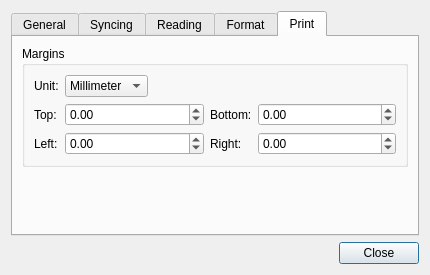
First picture: the form in src/ui/wizpreferencedialog.ui, repository WizTeam/WizQTClient, before the edit.
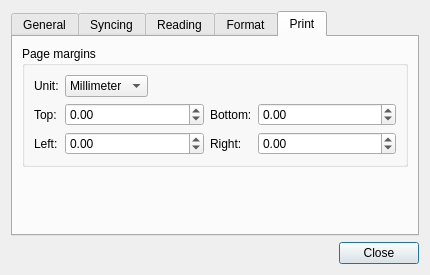
Second picture: the form after the edit. The open tabs and pages were chosen to show the change.

Commit message: 笔记跳转后进行定位

```diff
--- a/src/ui/wizpreferencedialog.ui
+++ b/src/ui/wizpreferencedialog.ui
@@ -419,7 +419,7 @@
        <item>
         <widget class="QGroupBox" name="groupBox_2">
          <property name="title">
-          <string>Margins</string>
+          <string>Page margins</string>
          </property>
          <layout class="QGridLayout" name="gridLayout">
           <item row="0" column="0">
```
The commit also changes 2 other files.
